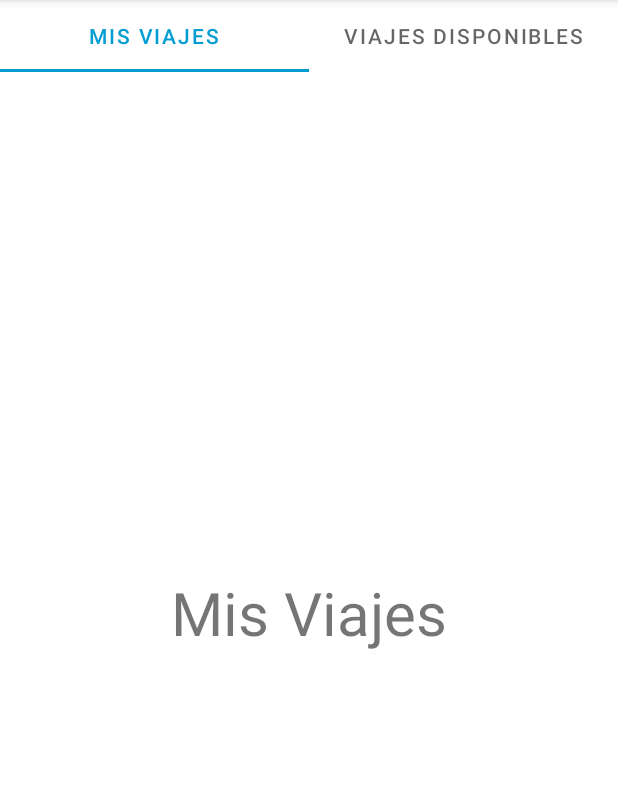
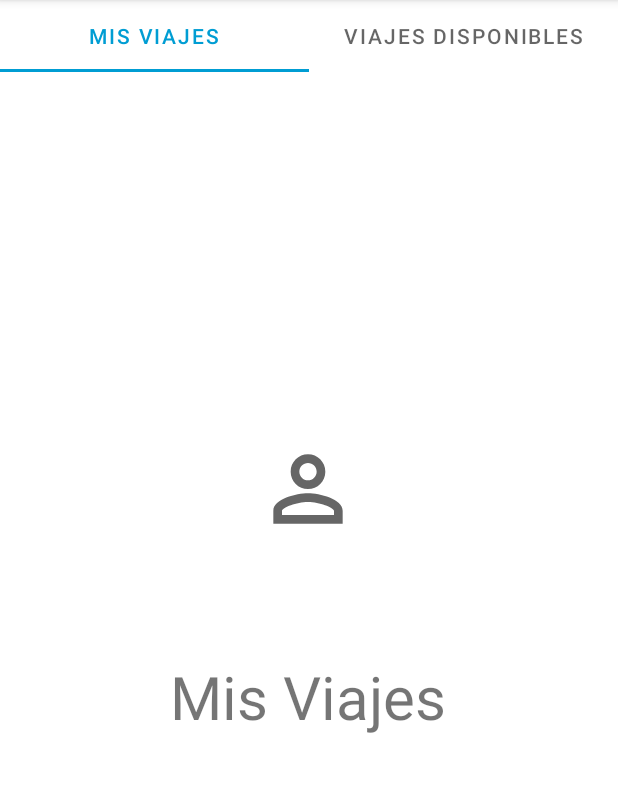
Before and after one commit to onwindapp/onwindapp, an Android app: the screen it shows after launch (MainActivity), on a phone screen of 412 x 824 dp, the part 84-876 px from its top. Run offline under Robolectric (Android 15) with nearby library versions, the phone set to English and light mode, and no system bars; pictures from the network do not load; 2 statements that could not run were skipped.

Commit message:
todo: fix fragment rendering imageview in fragment view

```diff
--- a/app/build.gradle
+++ b/app/build.gradle
@@ -36,4 +36,7 @@ dependencies {
     testImplementation 'junit:junit:4.+'
     androidTestImplementation 'androidx.test.ext:junit:1.1.3'
     androidTestImplementation 'androidx.test.espresso:espresso-core:3.4.0'
+
+    implementation 'com.github.bumptech.glide:glide:4.10.0'
+    annotationProcessor 'com.github.bumptech.glide:compiler:4.10.0'
 }
--- a/app/src/main/java/com/onwindapp/cuatrovientos/activities/MainActivity.java
+++ b/app/src/main/java/com/onwindapp/cuatrovientos/activities/MainActivity.java
@@ -4,11 +4,13 @@ import androidx.appcompat.app.AppCompatActivity;
 import androidx.fragment.app.FragmentManager;
 import androidx.viewpager2.widget.ViewPager2;
 
+import android.content.Intent;
 import android.os.Bundle;
 
 import com.google.android.material.tabs.TabLayout;
 import com.onwindapp.cuatrovientos.R;
 import com.onwindapp.cuatrovientos.adapters.FragmentAdapter;
+import com.onwindapp.cuatrovientos.fragments.UserTripsFragment;
 
 public class MainActivity extends AppCompatActivity {
     TabLayout tablayout;
@@ -53,6 +55,8 @@ public class MainActivity extends AppCompatActivity {
             }
         });
 
+        UserTripsFragment detailsFragment = (UserTripsFragment) getSupportFragmentManager().findFragmentById(R.id.);
+        detailsFragment.renderData();
 
 
     }
--- /dev/null
+++ b/app/src/main/res/drawable-v24/person_icon.xml
@@ -0,0 +1,10 @@
+<vector xmlns:android="http://schemas.android.com/apk/res/android"
+    android:width="24dp"
+    android:height="24dp"
+    android:viewportWidth="24"
+    android:viewportHeight="24"
+    android:tint="?attr/colorControlNormal">
+  <path
+      android:fillColor="@android:color/white"
+      android:pathData="M12,6c1.1,0 2,0.9 2,2s-0.9,2 -2,2 -2,-0.9 -2,-2 0.9,-2 2,-2m0,9c2.7,0 5.8,1.29 6,2v1L6,18v-0.99c0.2,-0.72 3.3,-2.01 6,-2.01m0,-11C9.79,4 8,5.79 8,8s1.79,4 4,4 4,-1.79 4,-4 -1.79,-4 -4,-4zM12,13c-2.67,0 -8,1.34 -8,4v3h16v-3c0,-2.66 -5.33,-4 -8,-4z"/>
+</vector>
--- a/app/src/main/res/layout/activity_main.xml
+++ b/app/src/main/res/layout/activity_main.xml
@@ -5,6 +5,15 @@
     android:layout_width="match_parent"
     android:layout_height="match_parent"
     tools:context=".activities.MainActivity">
+
+    <fragment
+        android:id="@+id/dataFragment"
+        android:name="com.onwindapp.cuatrovientos.fragments.UserTripsFragment"
+        android:layout_width="0dp"
+        android:layout_height="match_parent"
+        android:layout_weight="40"
+        tools:layout="@layout/fragment_data"/>
+
 
     <com.google.android.material.tabs.TabLayout
         android:id="@+id/tab_layout"
--- a/app/src/main/res/layout/fragment_trips_available.xml
+++ b/app/src/main/res/layout/fragment_trips_available.xml
@@ -14,7 +14,20 @@
         android:textSize="40dp"
         app:layout_constraintBottom_toBottomOf="parent"
         app:layout_constraintEnd_toEndOf="parent"
-        app:layout_constraintHorizontal_bias="0.5"
+        app:layout_constraintHorizontal_bias="0.497"
         app:layout_constraintStart_toStartOf="parent"
-        app:layout_constraintTop_toTopOf="parent" />
+        app:layout_constraintTop_toTopOf="parent"
+        app:layout_constraintVertical_bias="0.585" />
+
+    <ImageView
+        android:id="@+id/usuarioimg"
+        android:layout_width="76dp"
+        android:layout_height="69dp"
+        android:src="@drawable/person_icon"
+        app:layout_constraintBottom_toBottomOf="parent"
+        app:layout_constraintEnd_toEndOf="parent"
+        app:layout_constraintHorizontal_bias="0.498"
+        app:layout_constraintStart_toStartOf="parent"
+        app:layout_constraintTop_toTopOf="parent"
+        app:layout_constraintVertical_bias="0.374" />
 </androidx.constraintlayout.widget.ConstraintLayout>
--- a/app/src/main/res/values/colors.xml
+++ b/app/src/main/res/values/colors.xml
@@ -4,4 +4,8 @@
     <color name="black">#FF000000</color>
     <color name="white">#FFFFFFFF</color>
     <color name="onwind_blue">#009DD3</color>
+    <color name="red">#ff0000</color>
+    <color name="blue">#0077ff</color>
+    <color name="orange">#ff6f00</color>
+    <color name="green">#1aff00</color>
 </resources>
```
Also changed, not shown: app/src/main/java/com/onwindapp/cuatrovientos/fragments/UserTripsFragment.java (+17 -46 lines).
